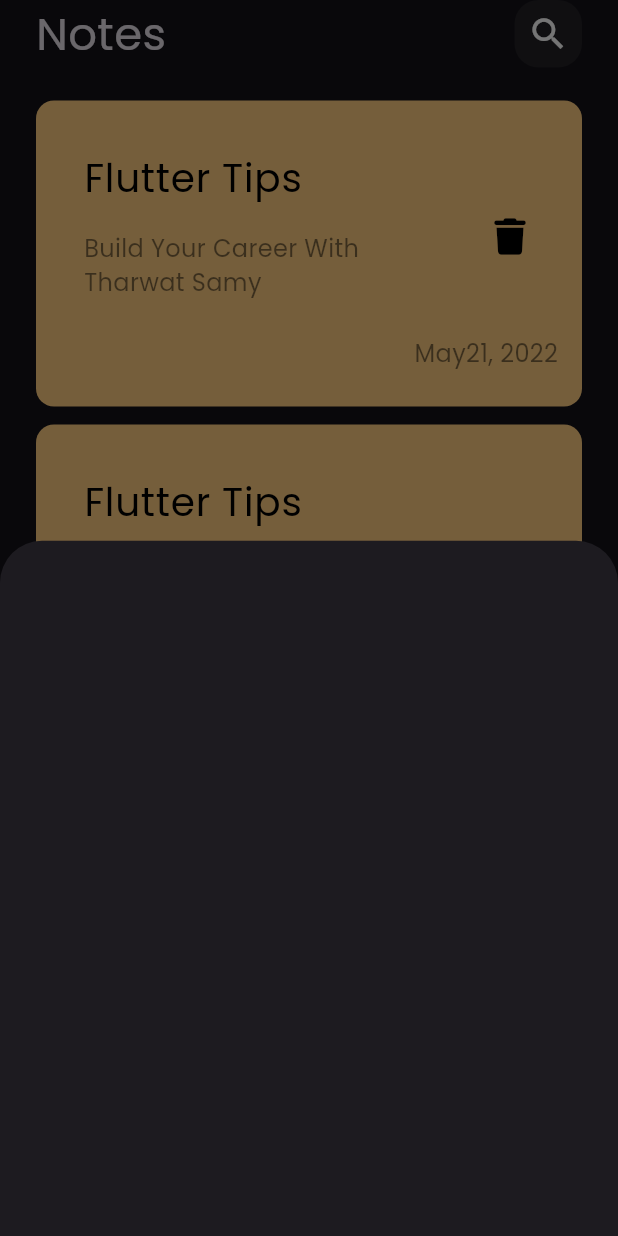
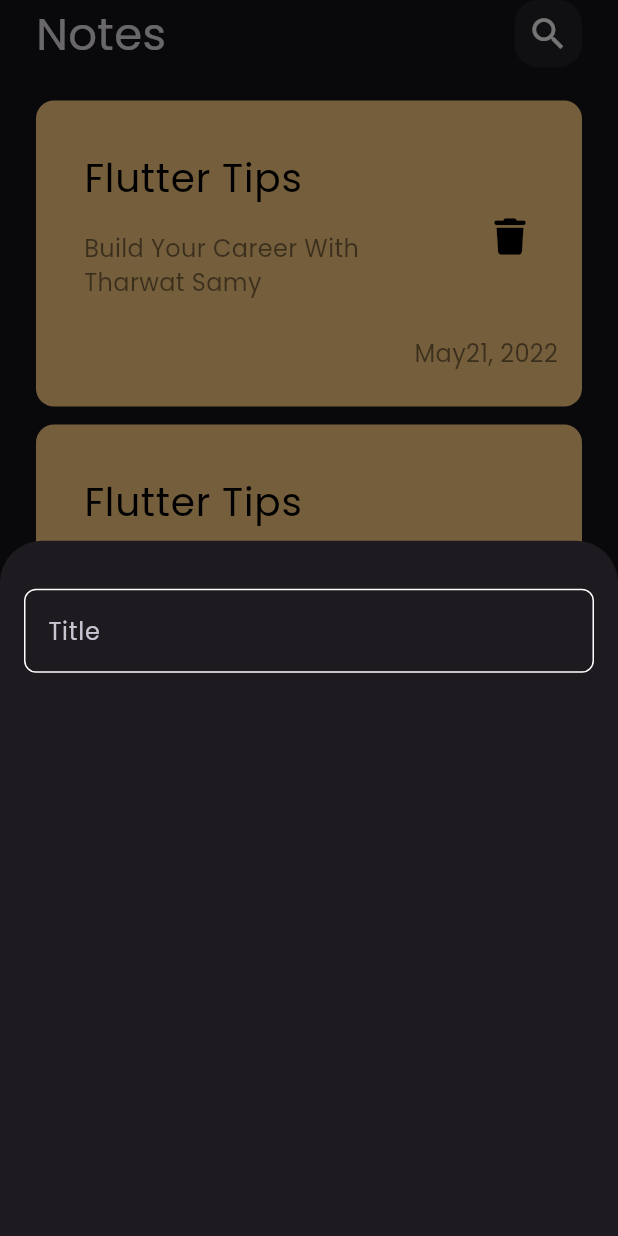
Before and after one commit to Noha0212/NotesApp, a Flutter app: the screen it shows after launch, after a tap on the "add" icon, on a phone screen of 412 x 824 dp. Run offline on Flutter 3.47's test engine with Material 3 defaults, Android fonts, the phone set to English and light mode, and no system bars; our stand-ins replace font_awesome_flutter.

Commit message:
create custom text field

```diff
--- /dev/null
+++ b/lib/constants.dart
@@ -0,0 +1,3 @@
+import 'package:flutter/material.dart';
+
+const kPrimaryColor = Color(0xff62FCD7);
--- a/lib/views/notes_view.dart
+++ b/lib/views/notes_view.dart
@@ -1,4 +1,5 @@
 import 'package:flutter/material.dart';
+import 'package:notes_app/constants.dart';
 import 'package:notes_app/views/widgets/add_note_bottom_sheet.dart';
 import 'package:notes_app/views/widgets/notes_view_body.dart';
 
@@ -17,7 +18,7 @@ class NotesView extends StatelessWidget {
               });
         },
         shape: const CircleBorder(),
-        backgroundColor: const Color.fromARGB(255, 137, 234, 215),
+        backgroundColor: kPrimaryColor,
         child: const Icon(
           Icons.add,
           color: Colors.black,
--- a/lib/views/widgets/add_note_bottom_sheet.dart
+++ b/lib/views/widgets/add_note_bottom_sheet.dart
@@ -1,10 +1,21 @@
 import 'package:flutter/material.dart';
+import 'package:notes_app/views/widgets/custom_text_field.dart';
 
 class AddNoteBottomSheet extends StatelessWidget {
   const AddNoteBottomSheet({super.key});
 
   @override
   Widget build(BuildContext context) {
-    return Container();
+    return const Padding(
+      padding: EdgeInsets.symmetric(horizontal: 16),
+      child: Column(
+        children: [
+          SizedBox(
+            height: 32,
+          ),
+          CustomTextField()
+        ],
+      ),
+    );
   }
 }
--- /dev/null
+++ b/lib/views/widgets/custom_text_field.dart
@@ -0,0 +1,27 @@
+import 'package:flutter/material.dart';
+import 'package:notes_app/constants.dart';
+
+class CustomTextField extends StatelessWidget {
+  const CustomTextField({super.key});
+
+  @override
+  Widget build(BuildContext context) {
+    return TextField(
+      cursorColor: kPrimaryColor,
+      decoration: InputDecoration(
+          hintText: 'Title',
+          border: BuildBorder(),
+          enabledBorder: BuildBorder(),
+          focusedBorder: BuildBorder(kPrimaryColor)),
+    );
+  }
+
+  OutlineInputBorder BuildBorder([color]) {
+    return OutlineInputBorder(
+      borderRadius: BorderRadius.circular(8),
+      borderSide: BorderSide(
+        color: color ?? Colors.white,
+      ),
+    );
+  }
+}
```
